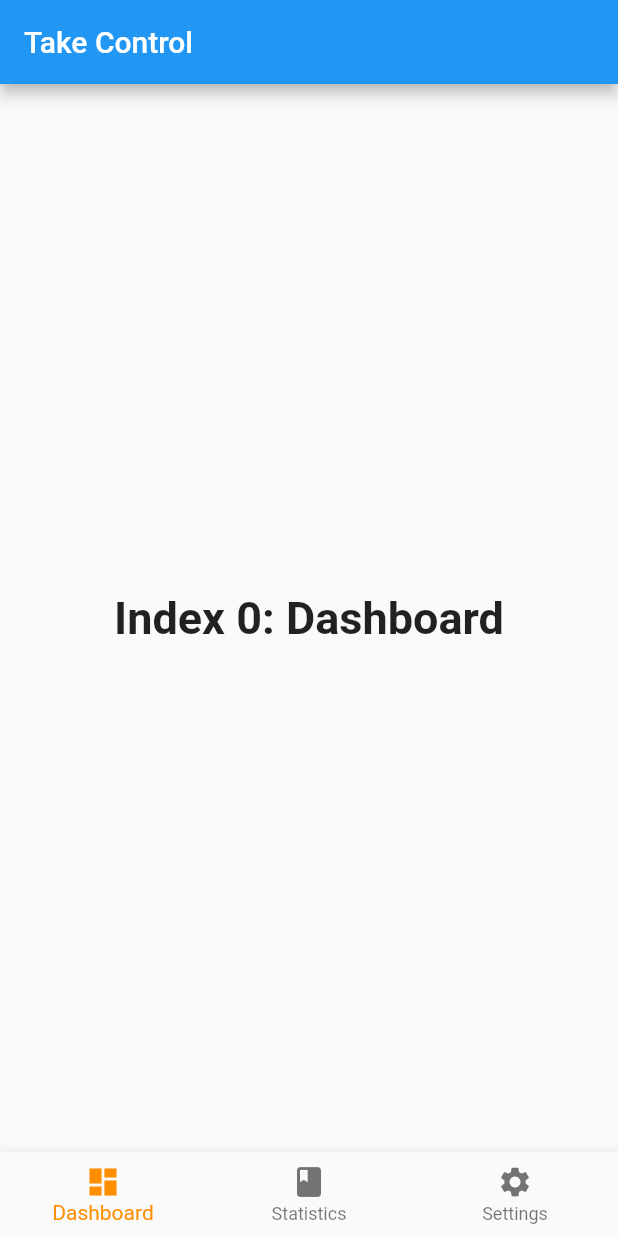
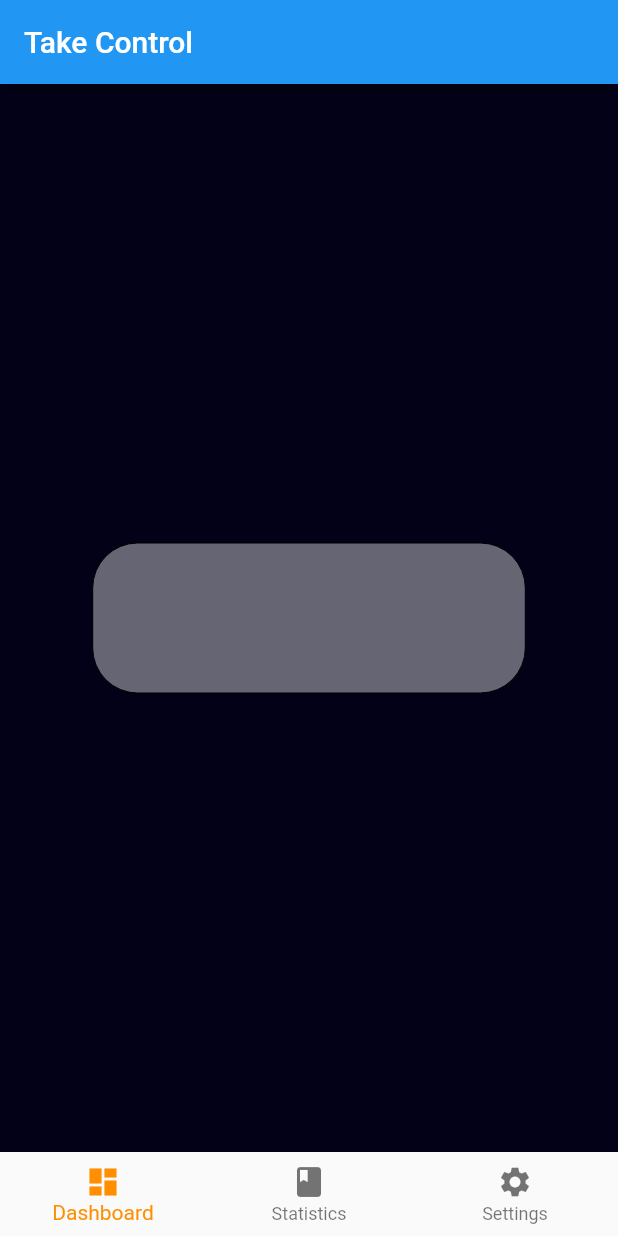
Before and after one commit to nProgrammer/take_control_app, a Flutter app: the screen it shows after launch, on a phone screen of 412 x 824 dp. Run offline on Flutter 3.47's test engine with Material 2 defaults, Android fonts, the phone set to English and light mode, and no system bars.

Commit message:
first stimulant counter element created

```diff
--- /dev/null
+++ b/lib/counter_stimulants.dart
@@ -0,0 +1,31 @@
+import 'package:flutter/material.dart';
+
+Row counterStimulants = Row(
+  children: [
+    Expanded(
+      flex: 15, // 15%
+      child: Container(
+        color: const Color.fromARGB(255, 2, 1, 24),
+      ),
+    ),
+    Expanded(
+      flex: 70, // 70%
+      child: Container(
+        height: 100,
+        decoration: BoxDecoration(
+          color: const Color.fromARGB(100, 255, 255, 255),
+          border: Border.all(
+            width: 0,
+          ),
+          borderRadius: BorderRadius.circular(30),
+        ),
+      ),
+    ),
+    Expanded(
+      flex: 15, // 15%
+      child: Container(
+        color: const Color.fromARGB(255, 2, 1, 24),
+      ),
+    )
+  ],
+);
--- a/lib/main.dart
+++ b/lib/main.dart
@@ -7,6 +7,7 @@
 
 import 'package:flutter/material.dart';
 import './bottom_menu.dart';
+import './counter_stimulants.dart';
 
 void main() => runApp(const MyApp());
 
@@ -47,7 +48,10 @@
       ),
       body: Center(
         // <- BODY OF APP
-        child: menuOptions.elementAt(_selectedIndex),
+        child: Container(
+          color: const Color.fromARGB(255, 2, 1, 24),
+          child: counterStimulants,
+        ),
       ),
       bottomNavigationBar: BottomNavigationBar(
         // <- MENU BAR
```
